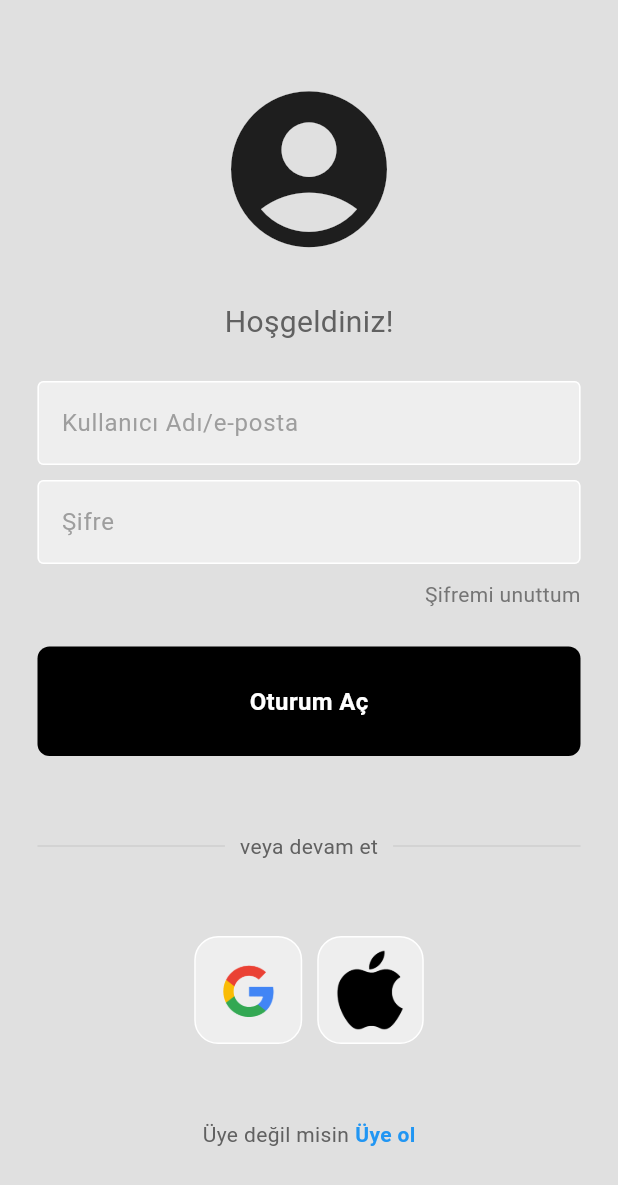
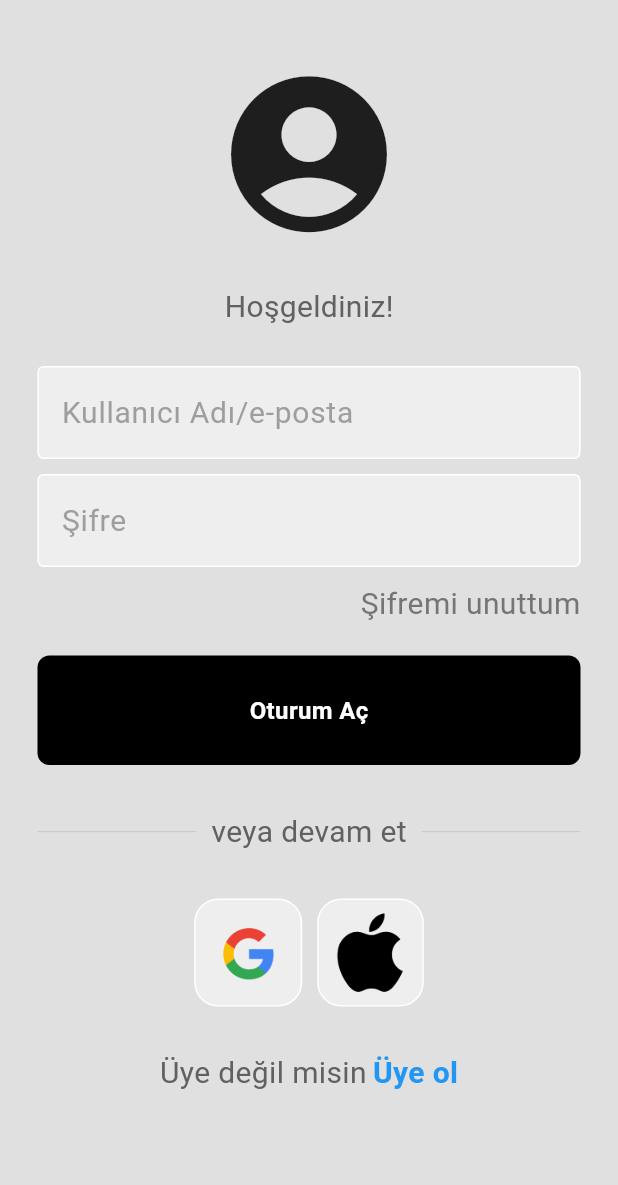
Before and after one commit to TunaBozlak/notlar, a Flutter app: the screen it shows after launch, on a phone screen of 412 x 824 dp. Shown: the top 1185 px of the screen. Run offline on Flutter 3.47's test engine with Material 3 defaults, Android fonts, the phone set to English and light mode, and no system bars; our stand-ins replace image_picker, signature; missing offline and left inert: dart:ffi.

Commit message:
fontsize
dinamik yazı tipi boyutu eklendi

```diff
--- a/lib/components/themenotifier.dart
+++ b/lib/components/themenotifier.dart
@@ -2,8 +2,11 @@ import 'package:flutter/material.dart';
 
 class ThemeNotifier extends ChangeNotifier {
   bool _isDarkMode = false;
+  double _fontSize = 20.0; // Varsayılan yazı tipi boyutu
 
   bool get isDarkMode => _isDarkMode;
+
+  double get fontSize => _fontSize;
 
   ThemeData get currentTheme => _isDarkMode ? ThemeData.dark() : ThemeData.light();
 
@@ -11,4 +14,9 @@ class ThemeNotifier extends ChangeNotifier {
     _isDarkMode = !_isDarkMode;
     notifyListeners();
   }
+
+  void setFontSize(double size) {
+    _fontSize = size;
+    notifyListeners();
+  }
 }
--- a/lib/main.dart
+++ b/lib/main.dart
@@ -23,7 +23,15 @@ class MyApp extends StatelessWidget {
       builder: (context, themeNotifier, child) {
         return MaterialApp(
           debugShowCheckedModeBanner: false,
-          theme: themeNotifier.currentTheme, // Dinamik tema
+          theme: themeNotifier.currentTheme.copyWith(
+            // Yazı tipi boyutunu burada uygulama genelinde ayarla
+            textTheme: themeNotifier.currentTheme.textTheme.copyWith(
+              bodyText1: themeNotifier.currentTheme.textTheme.bodyText1?.copyWith(fontSize: themeNotifier.fontSize),
+              bodyText2: themeNotifier.currentTheme.textTheme.bodyText2?.copyWith(fontSize: themeNotifier.fontSize),
+              headline6: themeNotifier.currentTheme.textTheme.headline6?.copyWith(fontSize: themeNotifier.fontSize),
+              // Diğer metin stilleri için aynı şekilde devam edebilirsiniz
+            ),
+          ),
           initialRoute: '/login',
           routes: {
             '/login': (context) => LoginPage(
--- a/lib/pages/loginpage/loginpage.dart
+++ b/lib/pages/loginpage/loginpage.dart
@@ -29,7 +29,7 @@ class LoginPage extends StatelessWidget {
           child: Column(
             mainAxisAlignment: MainAxisAlignment.center,
             children: <Widget>[
-              SizedBox(height: 50),
+              SizedBox(height: 40),
 
               // Logo
               Row(
@@ -49,7 +49,7 @@ class LoginPage extends StatelessWidget {
                 'Hoşgeldiniz!',
                 style: TextStyle(
                   color: themeNotifier.isDarkMode ? Colors.white : Colors.grey[700],
-                  fontSize: 20,
+                  fontSize: themeNotifier.fontSize, // Yazı tipi boyutunu dinamik olarak ayarla
                 ),
               ),
               SizedBox(height: 25),
@@ -83,7 +83,7 @@ class LoginPage extends StatelessWidget {
                   ],
                 ),
               ),
-              SizedBox(height: 25),
+              SizedBox(height: 20),
 
               // Oturum aç düğmesi
               MyButton(
@@ -115,7 +115,7 @@ class LoginPage extends StatelessWidget {
                 text: 'Oturum Aç',
               ),
 
-              SizedBox(height: 50),
+              SizedBox(height: 30),
 
               // Veya devam et
               Padding(
@@ -144,7 +144,7 @@ class LoginPage extends StatelessWidget {
                   ],
                 ),
               ),
-              SizedBox(height: 50),
+              SizedBox(height: 30),
 
               // Google ve Apple ile oturum açma
               Row(
@@ -155,7 +155,7 @@ class LoginPage extends StatelessWidget {
                   SquareTile(imagePath: 'lib/images/apple.png'),
                 ],
               ),
-              SizedBox(height: 50),
+              SizedBox(height: 30),
 
               // Üye değil misin? Kayıt ol
               GestureDetector(
--- a/lib/pages/registerpage/registerpage.dart
+++ b/lib/pages/registerpage/registerpage.dart
@@ -39,7 +39,7 @@ class RegisterPage extends StatelessWidget {
                   'Hesap Oluştur!',
                   style: TextStyle(
                     color: themeNotifier.isDarkMode ? Colors.white : Colors.grey[700],
-                    fontSize: 20,
+                    fontSize: themeNotifier.fontSize,
                   ),
                 ),
                 SizedBox(height: 25),
```
Also changed, not shown: lib/pages/homepage/treelines/settingspage.dart (+48 -23 lines).
